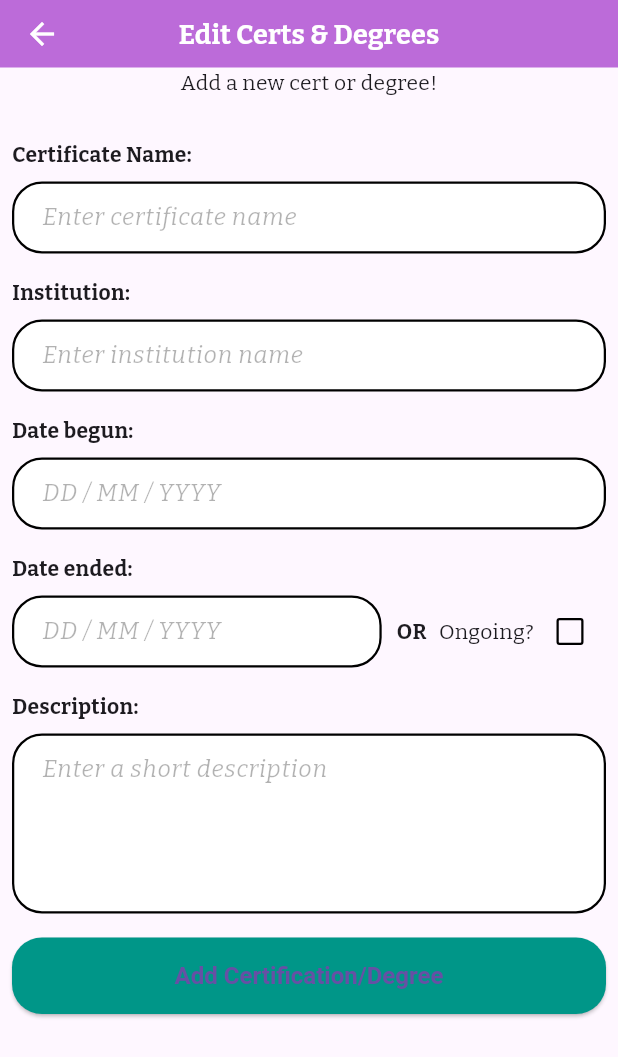
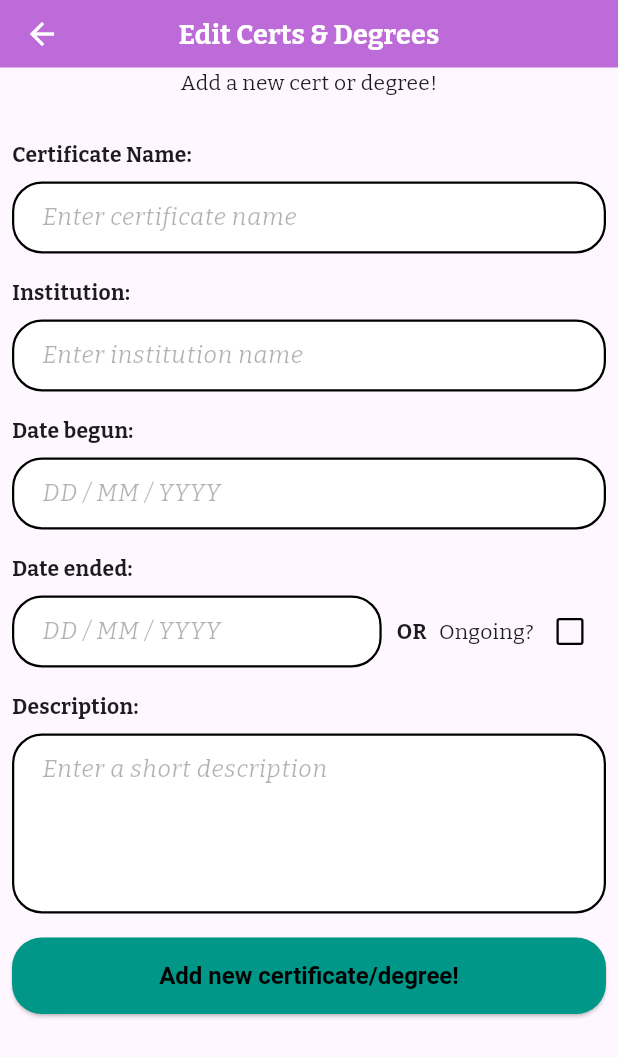
Before and after one commit to Andrew-Youssef/SDSThriveX, a Flutter app: the MyEditCertDegreesScreen screen opened directly, on a phone screen of 412 x 824 dp. Shown: the top 1057 px of the screen. Run offline on Flutter 3.47's test engine with Material 3 defaults, Android fonts, the phone set to English and light mode, and no system bars; our stand-ins replace cloud_firestore, firebase_auth, firebase_core, flutter_dotenv, flutter_gemini, google_fonts; accounts and stored records are empty; generated files the repository leaves out were written again.

Commit message:
Fixed colours and word formatting on Profile buttons
button on about page "Update Details" should be teal

"confirm changes?" button on work individual edit needs to have black text

certs and degrees group "Add certificate/degree" button needs to have black text and say "Add new certificate/degree!"

skills and strengths group "Add New skill/degree" button needs to have black text. And "new" needs to be lowercase and have exclamation mark at end

personal story group "Add Personal Story" button needs to be "Add new personal story!"

personal story individual edit needs to be a teal button with black text instead of white button with teal text

volunteering group "Add new entry!" button needs to be "Add new volunteering experience!"

```diff
--- a/lib/features/profile/profile_edit/edit_profile_attributes/edit_group/edit_cert_degrees.dart
+++ b/lib/features/profile/profile_edit/edit_profile_attributes/edit_group/edit_cert_degrees.dart
@@ -370,7 +370,13 @@ class _MyEditCertificatesScreenState extends State<MyEditCertDegreesScreen> {
                     fontSize: 16,
                   ),
                 ),
-                child: Text('Add Certification/Degree'),
+                child: Text('Add new certificate/degree!',
+                  style: TextStyle(
+                  color: Colors.black,
+                  fontWeight: FontWeight.bold,
+                  ),
+                ),
+
               ),
             ),
           ),
--- a/lib/features/profile/profile_edit/edit_profile_attributes/edit_group/edit_personal_stories.dart
+++ b/lib/features/profile/profile_edit/edit_profile_attributes/edit_group/edit_personal_stories.dart
@@ -291,7 +291,7 @@ class _MyEditPersonalStoriesScreenState
                 border: Border.all(width: 2),
               ),
               child: const Text(
-                "Add Personal Story",
+                "Add new personal story!",
                 style: TextStyle(fontWeight: FontWeight.bold, fontSize: 18),
               ),
             ),
--- a/lib/features/profile/profile_edit/edit_profile_attributes/edit_group/edit_skills_strengths.dart
+++ b/lib/features/profile/profile_edit/edit_profile_attributes/edit_group/edit_skills_strengths.dart
@@ -312,7 +312,11 @@ class _MyEditSkillsStrengthsScreenState
                   fontSize: 16,
                 ),
               ),
-              child: const Text("Add New Skill/Strength"),
+              child: const Text("Add new skill/strength!",
+                  style: TextStyle(
+                  color: Colors.black,
+                  fontWeight: FontWeight.bold,
+                  ),),
             ),
           ),
         ),
--- a/lib/features/profile/profile_edit/edit_profile_attributes/edit_group/edit_volunteering_works.dart
+++ b/lib/features/profile/profile_edit/edit_profile_attributes/edit_group/edit_volunteering_works.dart
@@ -285,7 +285,7 @@ class _MyEditVolunteeringScreenState
                 padding: EdgeInsets.symmetric(vertical: 16),
               ),
               child: Text(
-                'Add new entry!',
+                'Add new volunteering experience!',
                 style: TextStyle(
                   color: Colors.black,
                   fontWeight: FontWeight.bold,
--- a/lib/features/profile/profile_edit/edit_profile_attributes/edit_individual/edit_personal_story.dart
+++ b/lib/features/profile/profile_edit/edit_profile_attributes/edit_individual/edit_personal_story.dart
@@ -141,16 +141,17 @@ class _MyEditPersonalStoryScreenState extends State<MyEditPersonalStoryScreen> {
                   child: ElevatedButton(
                     onPressed: () => _confirmChanges(userProvider),
                     style: ElevatedButton.styleFrom(
+                      backgroundColor: const Color.fromARGB(255, 42, 157, 143),
                       shape: RoundedRectangleBorder(
                         borderRadius: BorderRadius.circular(20),
                       ),
                       padding: const EdgeInsets.symmetric(vertical: 16),
                     ),
                     child: const Text(
-                      "Confirm Changes",
+                      "Confirm Changes?",
                       style: TextStyle(
                         fontSize: 16,
-                        color: Color.fromARGB(255, 42, 157, 143),
+                        color: Colors.black,
                       ),
                     ),
                   ),
--- a/lib/features/profile/profile_edit/edit_profile_attributes/edit_individual/edit_profile.dart
+++ b/lib/features/profile/profile_edit/edit_profile_attributes/edit_individual/edit_profile.dart
@@ -67,7 +67,7 @@ class _MyEditProfileDetailsScreenState
                     });
                   },
                   style: ElevatedButton.styleFrom(
-                    backgroundColor: theme.primaryColor,
+                    backgroundColor: Color.fromARGB(255, 42, 157, 143),
                     padding: EdgeInsets.all(12),
                     shape: RoundedRectangleBorder(
                       borderRadius: BorderRadius.circular(12),
@@ -77,7 +77,7 @@ class _MyEditProfileDetailsScreenState
                   child: Text(
                     'Update Details',
                     style: theme.textTheme.displayMedium!.copyWith(
-                      color: Colors.white,
+                      color: Colors.black,
                     ),
                   ),
                 ),
--- a/lib/features/profile/profile_edit/edit_profile_attributes/edit_individual/edit_workexperience.dart
+++ b/lib/features/profile/profile_edit/edit_profile_attributes/edit_individual/edit_workexperience.dart
@@ -205,7 +205,7 @@ class _MyEditWorkExperienceScreenState
             child: const Text(
               'Confirm changes?',
               style: TextStyle(
-                color: Colors.white,
+                color: Colors.black,
                 fontWeight: FontWeight.bold,
               ),
             ),
--- a/lib/features/profile/profile_screen.dart
+++ b/lib/features/profile/profile_screen.dart
@@ -42,7 +42,7 @@ class _MyProfileScreenState extends State<MyProfileScreen> {
     ProfileAttribute.profile: 'Profile',
     ProfileAttribute.projects: 'Projects',
     ProfileAttribute.workExperience: 'Work Experience',
-    ProfileAttribute.certDegrees: 'Certificate & Degrees',
+    ProfileAttribute.certDegrees: 'Certificates & Degrees',
     ProfileAttribute.skillsStrengths: 'Skills & Strengths',
     ProfileAttribute.personalStories: 'Personal Stories',
     ProfileAttribute.volunteeringWork: 'Volunteering Work',
```
